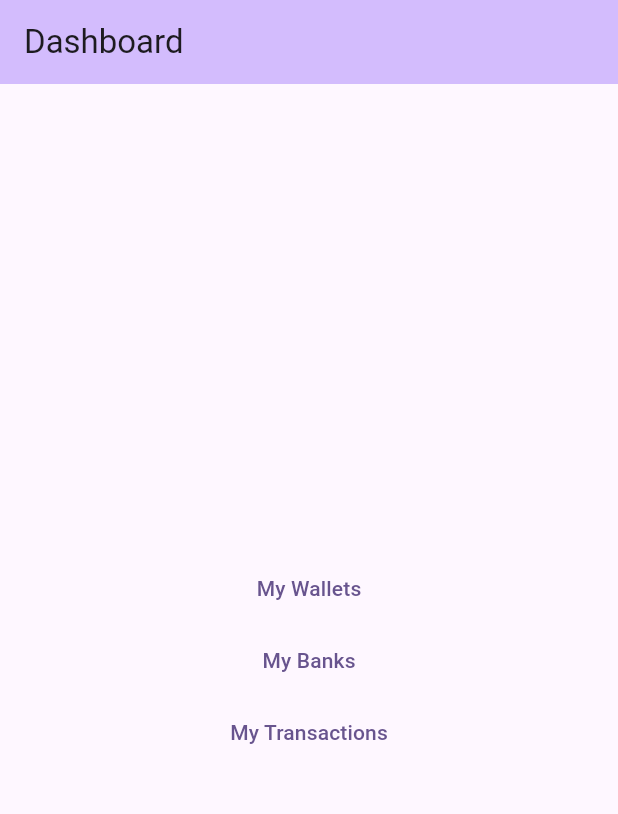
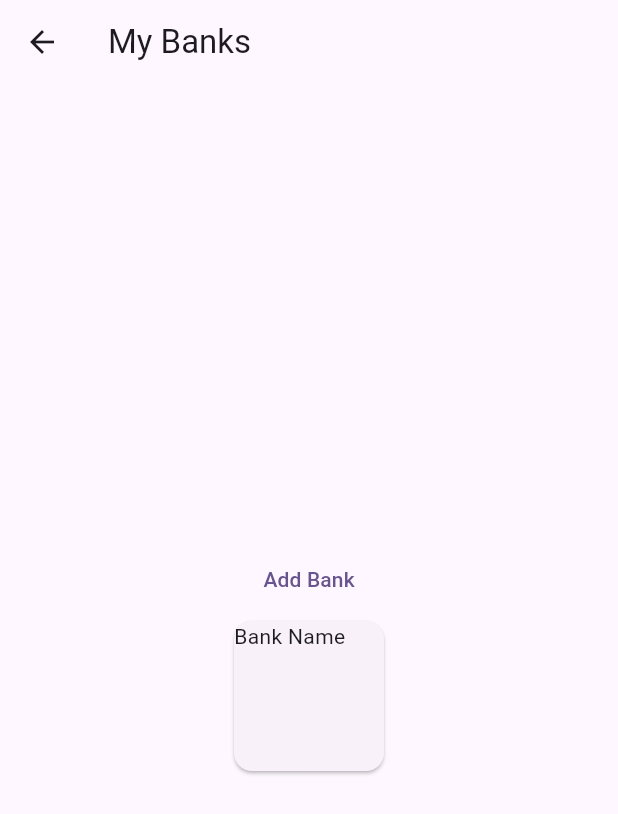
Before and after one commit to KonikaBraswal/coco, a Flutter app: the screen it shows after launch, after a tap on "My Banks", on a phone screen of 412 x 824 dp. Shown: the top 814 px of the screen. Run offline on Flutter 3.47's test engine with Material 3 defaults, Android fonts, the phone set to English and light mode, and no system bars.

Commit message:
addbank and mybanks

```diff
--- a/lib/main.dart
+++ b/lib/main.dart
@@ -1,3 +1,4 @@
+import 'package:coco/mybanks.dart';
 import 'package:coco/mywallets.dart';
 import 'package:flutter/material.dart';
 void main() {
@@ -58,6 +59,10 @@ class _MyHomePageState extends State<MyHomePage> {
             TextButton(
                 onPressed: (){
                   //ADD BANKS PAGE
+                  Navigator.push(
+                    context,
+                    MaterialPageRoute(builder: (context) =>  const MyBanksPage()),
+                  );
                 },
                 child: const Text('My Banks')
             ),
--- /dev/null
+++ b/lib/mybanks.dart
@@ -0,0 +1,36 @@
+import 'package:flutter/material.dart';
+import 'addbank.dart';
+class MyBanksPage extends StatelessWidget{
+  const MyBanksPage({super.key});
+  @override
+  Widget build(BuildContext context) {
+    return Scaffold(
+      appBar: AppBar(
+        title: const Text("My Banks"),
+      ),
+      body: Center(
+          child: Column(
+            mainAxisAlignment: MainAxisAlignment.center,
+            children: <Widget>[
+              TextButton(onPressed: (){
+                Navigator.push(
+                  context,
+                  MaterialPageRoute(builder: (context)=> const AddBankPage()),
+                );
+                //Redirect to Add Wallet form
+              }, child: const Text("Add Bank"),
+              ),
+              const Card(
+                child: SizedBox(
+                  width: 100,
+                  height: 100,
+                  child: Text("Bank Name"),
+                ),
+              ),
+            ],
+          )
+      ),
+
+    );
+  }
+}
```
Also changed, not shown: lib/addbank.dart (added, +93 -0 lines).
